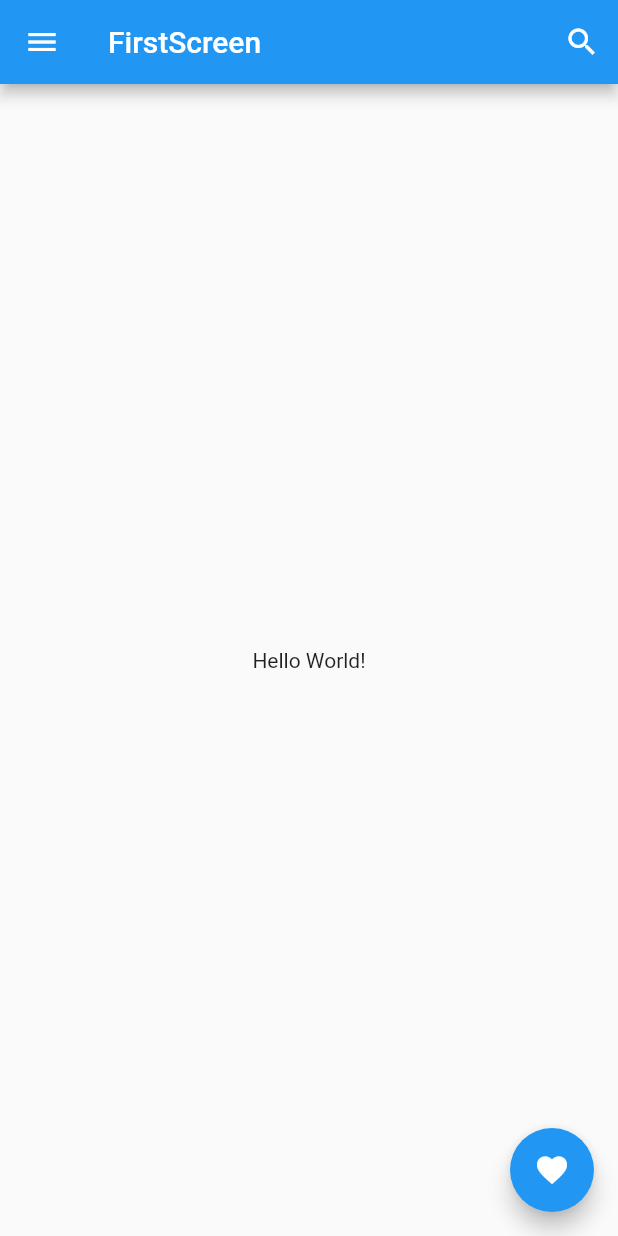
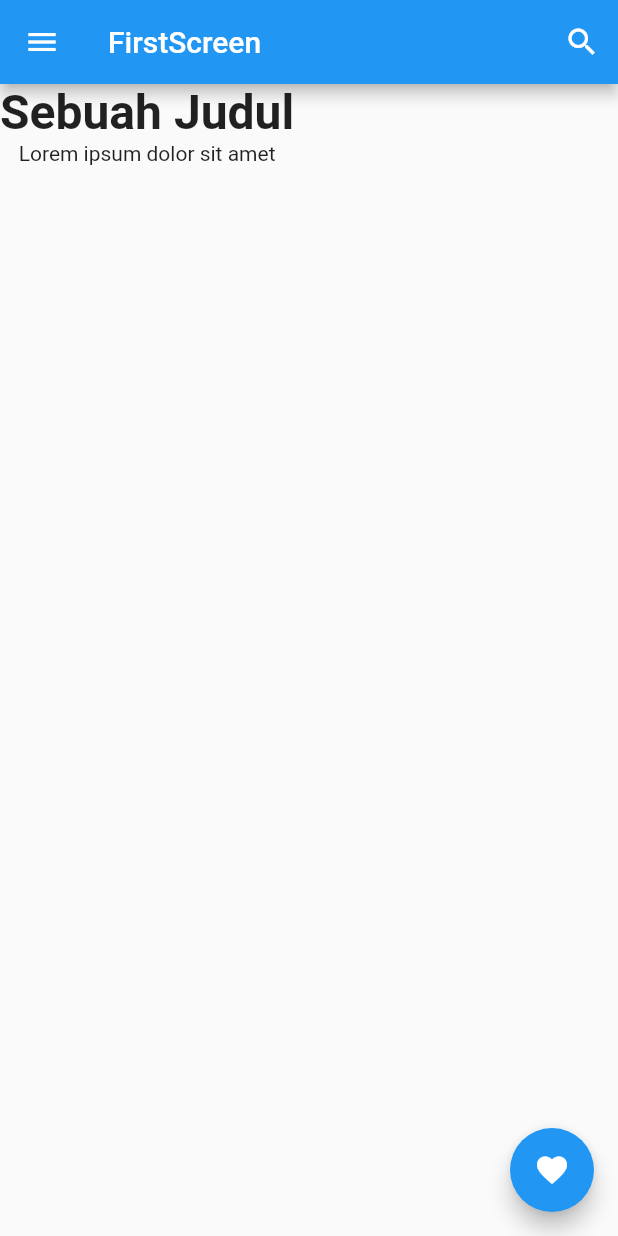
Before and after one commit to noanlearn/idcd-flutter-beginner, a Flutter app: the screen it shows after launch, on a phone screen of 412 x 824 dp. Run offline on Flutter 3.47's test engine with Material 2 defaults, Android fonts, the light colour scheme and no system bars.

Commit message:
until row and Column

```diff
--- a/lib/main.dart
+++ b/lib/main.dart
@@ -14,8 +14,7 @@
         theme: ThemeData(
           primarySwatch: Colors.blue,
         ),
-      home: const FirstScreen()
-    );
+        home: const FirstScreen());
   }
 }
 
@@ -30,27 +29,68 @@
         actions: [
           IconButton(
             onPressed: () {},
-            icon: Icon(
-              Icons.search,
-              color: Colors.white
-            ),
+            icon: const Icon(Icons.search, color: Colors.white),
           )
         ],
         leading: IconButton(
             onPressed: () {},
-          icon: Icon(
+            icon: const Icon(
               Icons.menu,
               color: Colors.white,
+            )),
+      ),
+      /* body: Container(
+        decoration: BoxDecoration(
+          color: Colors.redAccent,
+          // shape: BoxShape.circle   // Shape
+          // boxShadow: [
+          //   BoxShadow(
+          //     color: Colors.black,
+          //     offset: Offset(3, 6),
+          //     blurRadius: 10
+          //   )
+          // ] // BoxShadow
+          border: Border.all(color: Colors.green, width: 3),
+          borderRadius: BorderRadius.circular(10)
+        ),
+        // color: Colors.blue,
+        // width: 200,
+        // height: 100,
+        // padding: EdgeInsets.all(10),
+        // margin: EdgeInsets.all(10),
+        child: const Padding(
+          padding: EdgeInsets.all(30),
+          child: Text('Ini Padding'),
         )
+        // child: const Text(
+        //   'Hi',
+        //   style: TextStyle(fontSize: 40),
+        //   ),
+      ),*/
+
+      // // Body for Row and Column Example
+      // body: Row(
+      //   mainAxisAlignment: MainAxisAlignment.spaceEvenly,
+      //   children: [
+      //     IconButton(icon: Icon(Icons.share), onPressed: () {},),
+      //     IconButton(icon: Icon(Icons.thumb_up), onPressed: () {},),
+      //     IconButton(icon: Icon(Icons.thumb_down), onPressed: () {},),
+
+      //   ],
+      // ),
+
+      body: Column(
+        children: const <Widget>[
+          Text(
+            'Sebuah Judul',
+            style: TextStyle(fontSize: 32, fontWeight: FontWeight.bold),
           ),
+          Text('Lorem ipsum dolor sit amet'),
+        ],
       ),
-      body: const Center(
-        child: Text('Hello World!'),
-      ),
+
       floatingActionButton: FloatingActionButton(
-        child: const Icon(Icons.favorite),
-        onPressed: () {}
-        ),
+          child: const Icon(Icons.favorite), onPressed: () {}),
     );
   }
 }
```
Lines whose indentation alone changed are shown as unchanged.
